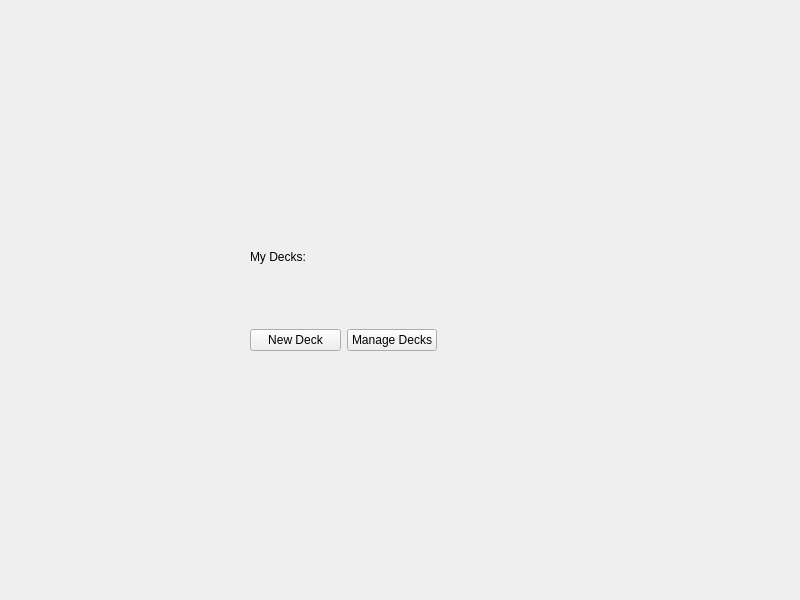
hsetlik/Codex_oldDt5, file decklistwidget.ui: the form before one commit.
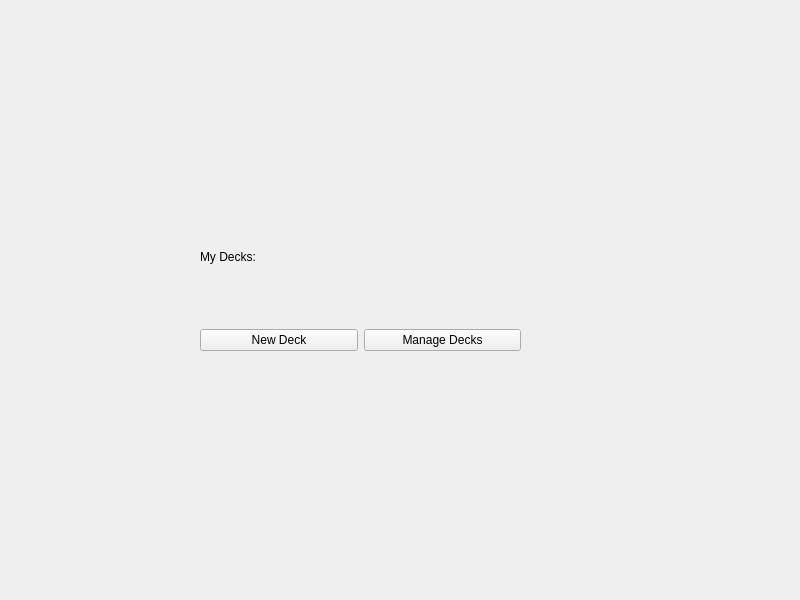
The form after the commit.

```diff
--- a/decklistwidget.ui
+++ b/decklistwidget.ui
@@ -13,12 +13,12 @@
   <property name="windowTitle">
    <string>Form</string>
   </property>
-  <widget class="QWidget" name="">
+  <widget class="QWidget" name="layoutWidget">
    <property name="geometry">
     <rect>
-     <x>250</x>
+     <x>200</x>
      <y>190</y>
-     <width>187</width>
+     <width>321</width>
      <height>161</height>
     </rect>
    </property>
@@ -43,6 +43,12 @@
      <layout class="QHBoxLayout" name="horizontalLayout">
       <item>
        <widget class="QPushButton" name="newDeckButton">
+        <property name="sizePolicy">
+         <sizepolicy hsizetype="Preferred" vsizetype="Fixed">
+          <horstretch>0</horstretch>
+          <verstretch>0</verstretch>
+         </sizepolicy>
+        </property>
         <property name="text">
          <string>New Deck</string>
         </property>
@@ -50,6 +56,12 @@
       </item>
       <item>
        <widget class="QPushButton" name="manageDecksButon">
+        <property name="sizePolicy">
+         <sizepolicy hsizetype="Preferred" vsizetype="Fixed">
+          <horstretch>0</horstretch>
+          <verstretch>0</verstretch>
+         </sizepolicy>
+        </property>
         <property name="text">
          <string>Manage Decks</string>
         </property>
```
